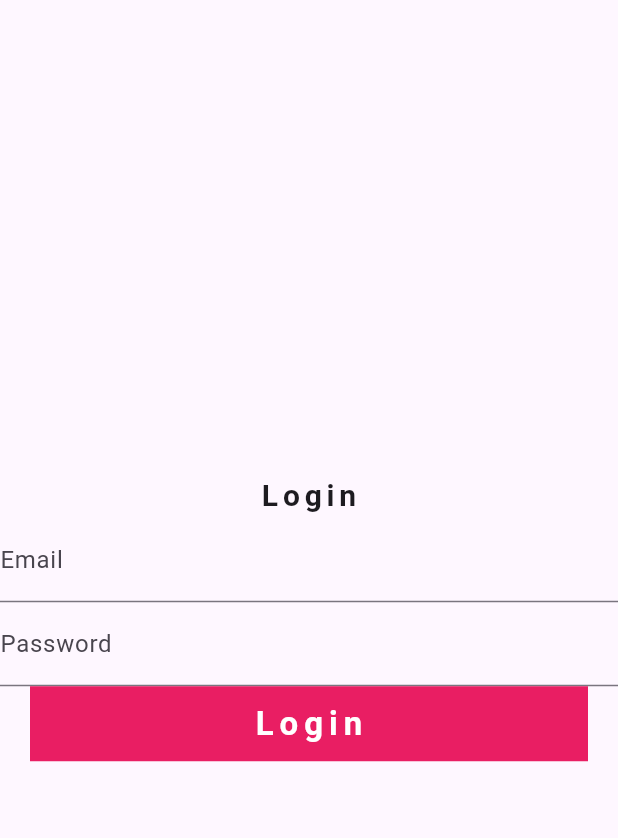
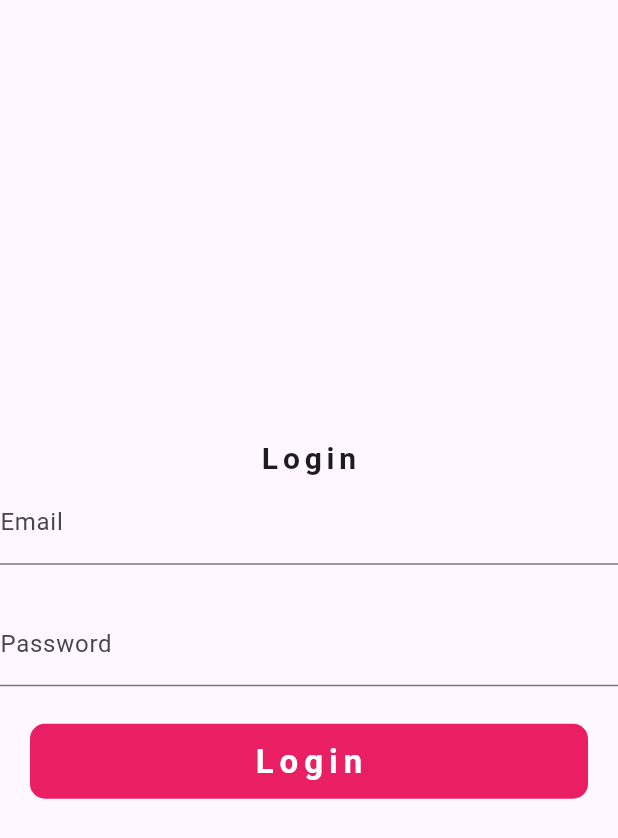
Before and after one commit to adogbeji/FlutterPracticeApp3, a Flutter app: the screen it shows after launch, on a phone screen of 412 x 824 dp. Shown: the top 838 px of the screen. Run offline on Flutter 3.47's test engine with Material 2 defaults, Android fonts, the phone set to English and light mode, and no system bars.

Commit message:
Give button rounded edges & create space between input fields & buttons

```diff
--- a/lib/views/screens/auth/login_screen.dart
+++ b/lib/views/screens/auth/login_screen.dart
@@ -22,16 +22,23 @@ class LoginScreen extends StatelessWidget {
               labelText: 'Email',
             ),
           ),
+          const SizedBox(
+            height: 25,
+          ),
           TextFormField(
             decoration: const InputDecoration(
               labelText: 'Password',
             ),
           ),
+          const SizedBox(
+            height: 25,
+          ),
           Container(
             height: 50,
             width: MediaQuery.of(context).size.width - 40,
-            decoration: const BoxDecoration(
+            decoration: BoxDecoration(
               color: Colors.pink,
+              borderRadius: BorderRadius.circular(10),
             ),
             child: const Center(
               child: Text(
```
